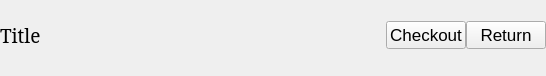
Qt form bookwidget.ui (sbadame/checkout) before a commit.
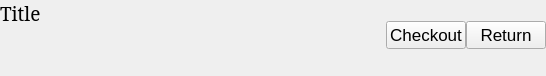
The same form after that commit.

Commit message: align top

Diff of the .ui file:
```diff
--- a/bookwidget.ui
+++ b/bookwidget.ui
@@ -96,6 +96,9 @@
      <property name="text">
       <string>Title</string>
      </property>
+     <property name="alignment">
+      <set>Qt::AlignLeading|Qt::AlignLeft|Qt::AlignTop</set>
+     </property>
      <property name="wordWrap">
       <bool>true</bool>
      </property>
```
